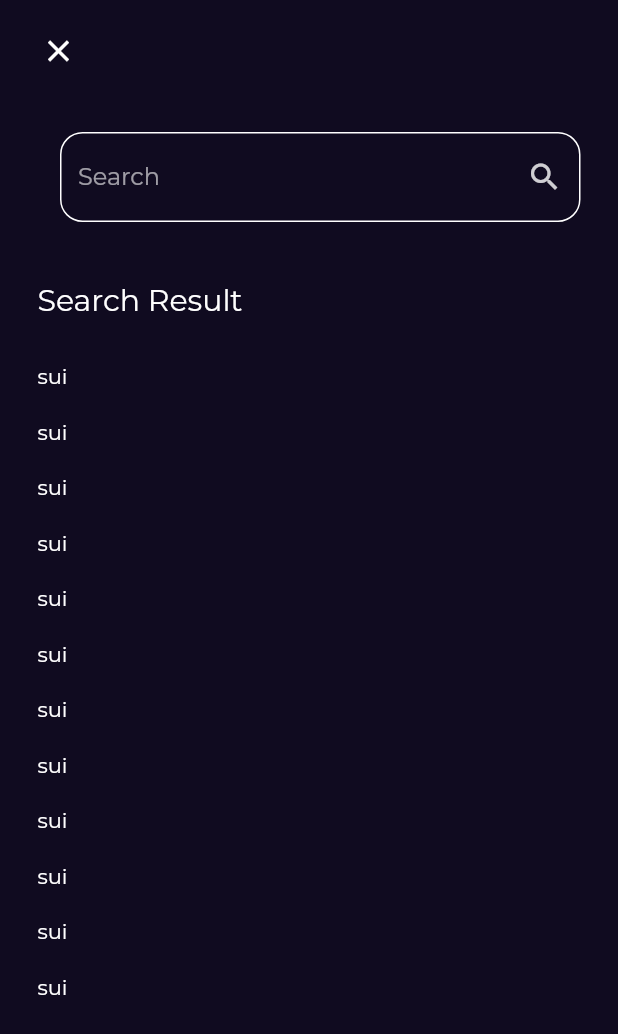
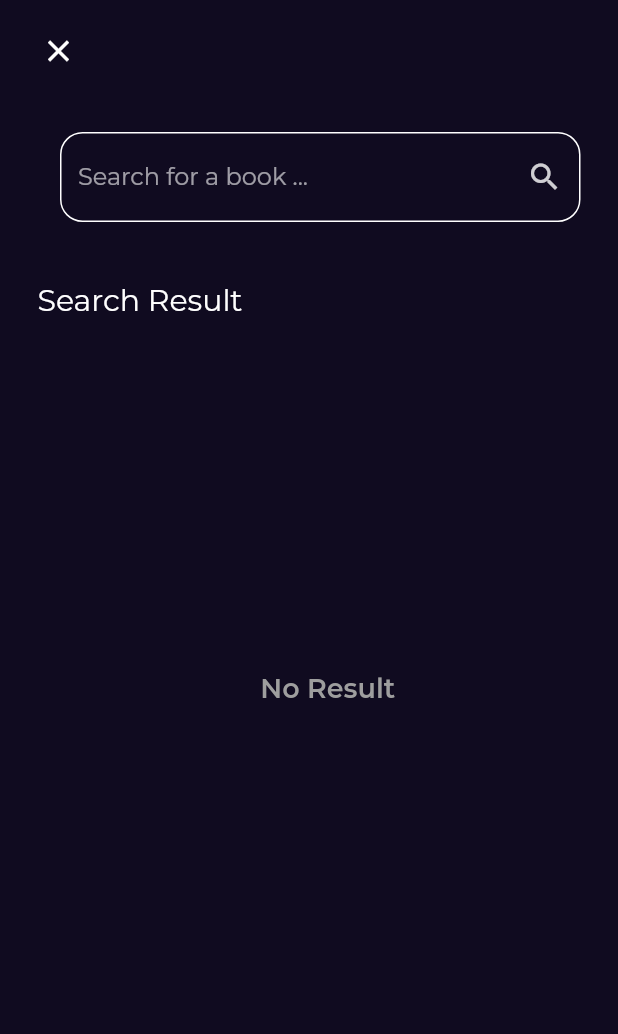
Before and after one commit to MohamedAwad07/Bookly_App, a Flutter app: the SearchView screen opened by its route, on a phone screen of 412 x 824 dp. Shown: the top 1034 px of the screen. Run offline on Flutter 3.47's test engine with Material 2 defaults, Android fonts, the phone set to English and light mode, and no system bars; our stand-ins replace bloc, cached_network_image, dartz, dio, equatable, flutter_bloc and 4 more; network calls fail.

Commit message:
add Search operation

```diff
--- a/lib/Layout/data/models/repos/home_repo.dart
+++ b/lib/Layout/data/models/repos/home_repo.dart
@@ -7,4 +7,7 @@ abstract class HomeRepo {
   Future<Either<Failure, List<BookModel>>> fetchFeaturedBooks();
   Future<Either<Failure, List<BookModel>>> fetchSimilarBooks(
       {required String category});
+  Future<Either<Failure, List<BookModel>>> fetchSearchBooks(
+      {required String category});
+
 }
--- a/lib/modules/Book Details view/BookDetailsViewBody.dart
+++ b/lib/modules/Book Details view/BookDetailsViewBody.dart
@@ -48,7 +48,7 @@ class BookDetailsViewBody extends StatelessWidget {
                 ),
                 Center(
                   child: Text(
-                    detailBook.title!,
+                    detailBook.title ??"unknown",
                     style: Styles.textStyle30.copyWith(fontSize: 20.0),
                     maxLines: 2,
                     overflow: TextOverflow.ellipsis,
@@ -59,7 +59,7 @@ class BookDetailsViewBody extends StatelessWidget {
                   height: 6.0,
                 ),
                 Text(
-                  detailBook.authors![0],
+                  detailBook.authors?[0] ??"unknown",
                   style: Styles.textStyle18.copyWith(
                     color: Colors.grey,
                     fontStyle: FontStyle.italic,
--- a/lib/modules/Book Details view/book_details.dart
+++ b/lib/modules/Book Details view/book_details.dart
@@ -15,7 +15,7 @@ class _DetailsViewState extends State<DetailsView> {
   @override
   void initState() {
     BlocProvider.of<FeaturedBooksCubit>(context).fetchSimilarBooks(
-      category: detailBook.categories![0],
+      category: detailBook.categories?[0] ?? "sports",
     );
     super.initState();
   }
--- a/lib/modules/search view/search_view_body.dart
+++ b/lib/modules/search view/search_view_body.dart
@@ -1,9 +1,13 @@
+import 'package:bookly/modules/search%20view/waiting.dart';
 import 'package:flutter/cupertino.dart';
 import 'package:flutter/material.dart';
+import 'package:flutter_bloc/flutter_bloc.dart';
 import 'package:go_router/go_router.dart';
 import '../../services/styles.dart';
 import '../../shared/Components/components.dart';
 import '../../shared/Constants/constants.dart';
+import '../../shared/Cubits/manger/search_books_cubit/search_books_cubit.dart';
+import '../../shared/Cubits/manger/search_books_cubit/search_books_state.dart';
 
 class SearchViewBody extends StatelessWidget {
   const SearchViewBody({super.key});
@@ -11,6 +15,7 @@ class SearchViewBody extends StatelessWidget {
   @override
   Widget build(BuildContext context) {
     return SingleChildScrollView(
+      physics: const BouncingScrollPhysics(),
       child: Padding(
         padding: const EdgeInsetsDirectional.only(
           start: 15.0,
@@ -25,8 +30,12 @@ class SearchViewBody extends StatelessWidget {
               height: 30.0,
             ),
             defaultTextField(
-              label: 'Search',
+              label: 'Search for a book ...',
               controller: searchController,
+              onChange: (value) {
+                BlocProvider.of<SearchBooksCubit>(context)
+                    .fetchSearchBooks(category: value);
+              },
               sufIcon: IconButton(
                 onPressed: () {},
                 icon: const Opacity(
@@ -56,29 +65,53 @@ class SearchViewBody extends StatelessWidget {
             const SizedBox(
               height: 20.0,
             ),
-            Padding(
+            LimitedBox(
+              maxWidth: MediaQuery.of(context).size.width * 0.8,
+              child: Padding(
                 padding: const EdgeInsetsDirectional.only(
                   top: 10.0,
                   start: 10.0,
                   // end: 30.0,
                 ),
-              child: ListView.separated(
+                child: BlocBuilder<SearchBooksCubit, SearchBooksState>(
+                  builder: (context, state) {
+                    if (state is SearchBooksFailure) {
+                      return Text(
+                        state.errMessage,
+                        style: Styles.textStyle16,
+                      );
+                    } else if (state is SearchBooksSuccess) {
+                      return ListView.separated(
                           shrinkWrap: true,
                           physics: const NeverScrollableScrollPhysics(),
                           scrollDirection: Axis.vertical,
-                itemBuilder: (context, index) => GestureDetector(
+                          itemBuilder: (context, index) {
+                            return GestureDetector(
                               onTap: () {
-                    GoRouter.of(context).push('/DetailsView');
+                                GoRouter.of(context).push(
+                                  '/DetailsView',
+                                );
+                                detailBook = state.books[index].volumeInfo;
                               },
-                  //
-                  child: const Text(
-                    "sui",
+                              child: customBestSellerItem(
+                                context: context,
+                                bookModel: state.books[index],
                               ),
+                            );
+                          },
+                          separatorBuilder: (context, index) {
+                            return const SizedBox(
+                              height: 15.0,
+                            );
+                          },
+                          itemCount: state.books.length);
+                    } else if (state is SearchBooksLoading) {
+                      return const Center(child: CircularProgressIndicator());
+                    } else {
+                      return const Waiting();
+                    }
+                  },
                 ),
-                separatorBuilder: (context, index) => const SizedBox(
-                  height: 20.0,
-                ),
-                itemCount: 12,
               ),
             ),
           ],
--- /dev/null
+++ b/lib/modules/search view/waiting.dart
@@ -0,0 +1,24 @@
+import 'package:bookly/services/styles.dart';
+import 'package:flutter/cupertino.dart';
+import 'package:flutter/material.dart';
+
+class Waiting extends StatelessWidget {
+  const Waiting({super.key});
+
+  @override
+  Widget build(BuildContext context) {
+    return Column(
+      children: [
+        SizedBox(
+          height: MediaQuery.of(context).size.height * 0.25,
+        ),
+        Center(
+          child: Text(
+            'No Result',
+            style: Styles.textStyle18.copyWith(color: Colors.grey),
+          ),
+        ),
+      ],
+    );
+  }
+}
--- a/lib/shared/Components/components.dart
+++ b/lib/shared/Components/components.dart
@@ -96,7 +96,7 @@ Widget customBestSellerItem({
               Padding(
                 padding: const EdgeInsetsDirectional.only(top: 7.0),
                 child: Text(
-                  bookModel.volumeInfo.title!,
+                  bookModel.volumeInfo.title ??"unknown",
                   style: Styles.textStyle20.copyWith(fontSize: 18.0),
                   maxLines: 2,
                   overflow: TextOverflow.ellipsis,
@@ -106,7 +106,7 @@ Widget customBestSellerItem({
                 height: 7.0,
               ),
               Text(
-                bookModel.volumeInfo.authors![0],
+                bookModel.volumeInfo.authors?[0] ??"unknown",
                 style: Styles.textStyle14.copyWith(color: Colors.grey),
                 maxLines: 1,
                 overflow: TextOverflow.ellipsis,
@@ -231,6 +231,7 @@ Widget ratingItem({
 Widget defaultTextField({
   required String label,
   required TextEditingController controller,
+  void Function(String)? onChange,
   IconButton? sufIcon,
   TextInputType? keyboard,
   bool isObscure = false,
@@ -245,7 +246,8 @@ Widget defaultTextField({
       start: 25.0,
       end: 25.0,
     ),
-    child: TextField(
+    child: TextFormField(
+      onChanged: onChange,
       style: Theme.of(context).textTheme.titleMedium,
       controller: controller,
       obscureText: isObscure,
--- a/lib/shared/Constants/constants.dart
+++ b/lib/shared/Constants/constants.dart
@@ -6,5 +6,7 @@ const KTranstionsDuration = Duration(milliseconds: 250);
 const KGtSectraFine = 'GT Sectra Fine Regular';
 
 var searchController = TextEditingController();
+
 late VolumeInfo detailBook;
-String section = 'computer science';
+
+String section = 'Egypt';
--- /dev/null
+++ b/lib/shared/Cubits/manger/search_books_cubit/search_books_cubit.dart
@@ -0,0 +1,28 @@
+import 'package:bloc/bloc.dart';
+import 'package:bookly/shared/Cubits/manger/search_books_cubit/search_books_state.dart';
+import '../../../../Layout/data/models/repos/home_repo.dart';
+import '../../../Constants/constants.dart';
+
+
+class SearchBooksCubit extends Cubit<SearchBooksState> {
+  SearchBooksCubit(this.homeRepo) : super(SearchBooksInitial());
+  final HomeRepo homeRepo;
+  Future<void> fetchSearchBooks({required String category}) async {
+    if (category == "") {
+      emit(SearchBooksWaiting());
+    } else {
+      emit(SearchBooksLoading());
+      var result = await homeRepo.fetchSearchBooks(category: category);
+      if (result.length() == 0) {
+        emit(SearchBooksWaiting());
+      } else {
+        result.fold((failure) {
+          emit(SearchBooksFailure(failure.errMessage));
+        }, (books) {
+          emit(SearchBooksSuccess(books));
+        });
+      }
+    }
+  }
+
+}
--- /dev/null
+++ b/lib/shared/Cubits/manger/search_books_cubit/search_books_state.dart
@@ -0,0 +1,27 @@
+import 'package:equatable/equatable.dart';
+import '../../../../Layout/data/models/book_model/book_model.dart';
+
+abstract class SearchBooksState extends Equatable {
+  const SearchBooksState();
+
+  @override
+  List<Object> get props => [];
+}
+
+class SearchBooksInitial extends SearchBooksState {}
+
+class SearchBooksFailure extends SearchBooksState {
+  final String errMessage;
+
+  const SearchBooksFailure(this.errMessage);
+}
+
+class SearchBooksSuccess extends SearchBooksState {
+  final List<BookModel> books;
+
+  const SearchBooksSuccess(this.books);
+}
+
+class SearchBooksLoading extends SearchBooksState {}
+
+class SearchBooksWaiting extends SearchBooksState {}
--- a/lib/shared/Cubits/manger/smila_books_cubit/similar_books_state.dart
+++ /dev/null
@@ -1,24 +0,0 @@
-part of 'similar_books_cubit.dart';
-
-abstract class SimilarBooksState extends Equatable {
-  const SimilarBooksState();
-
-  @override
-  List<Object> get props => [];
-}
-
-class SimilarBooksInitial extends SimilarBooksState {}
-
-class SimilarBooksFailure extends SimilarBooksState {
-  final String errMessage;
-
-  const SimilarBooksFailure(this.errMessage);
-}
-
-class SimilarBooksSuccess extends SimilarBooksState {
-  final List<BookModel> books;
-
-  const SimilarBooksSuccess(this.books);
-}
-
-class SimilarBooksLoading extends SimilarBooksState {}
```
Also changed, not shown: lib/Layout/data/models/repos/home_repo_impl.dart (+32 -3 lines), lib/main.dart (+12 -8 lines), lib/observer.dart (added, +28 -0 lines), lib/shared/Cubits/manger/smila_books_cubit/similar_books_cubit.dart (deleted, +0 -23 lines). Lines whose indentation alone changed are shown as unchanged.
